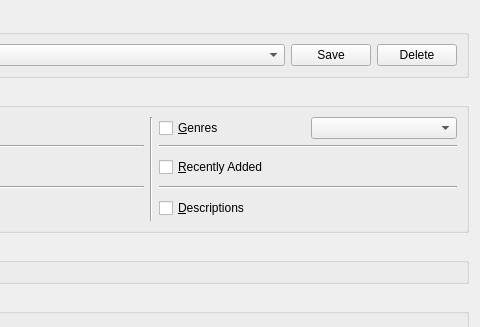
Above: src/calibre/gui2/catalog/catalog_epub_mobi.ui from debian-calibre/calibre before the change; both pictures show x 178 to 658 and y 0 to 327 of the 658 by 603 pixel window. Below: the same form after it.
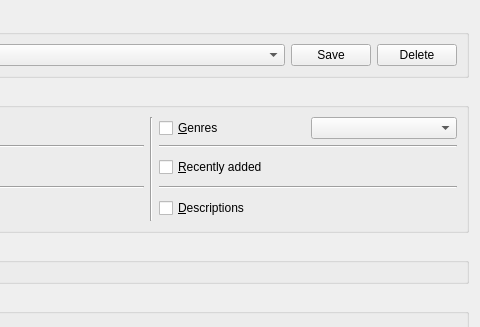
That is the form after the change.

```diff
--- a/src/calibre/gui2/catalog/catalog_epub_mobi.ui
+++ b/src/calibre/gui2/catalog/catalog_epub_mobi.ui
@@ -160,7 +160,7 @@
            <string>List of books, sorted by date added to calibre</string>
           </property>
           <property name="text">
-           <string>&amp;Recently Added</string>
+           <string>&amp;Recently added</string>
           </property>
          </widget>
         </item>
```
Left out of the diff: 4 changed lines with no effect on the pictures.
